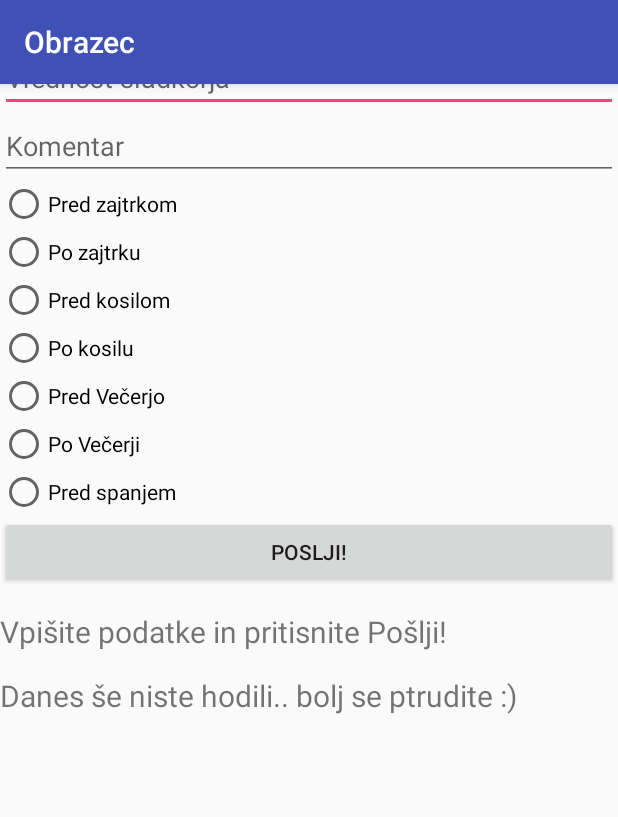
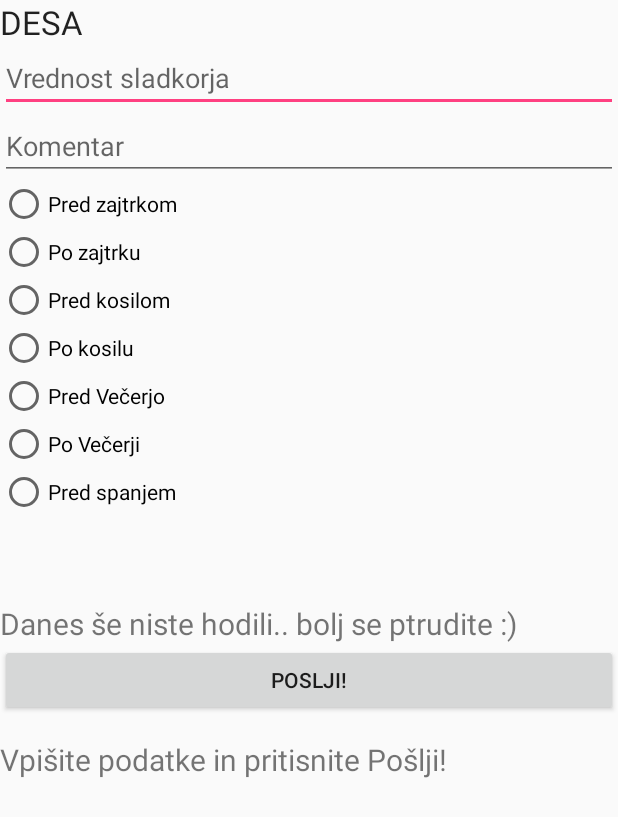
Before and after one commit to VidKumse/EHRSugarLevel, an Android app: the Obrazec screen opened directly, with no data from a screen before it, on a phone screen of 412 x 824 dp. Shown: the top 817 px of the screen. Run offline under Robolectric (Android 15) with nearby library versions, the phone set to English and light mode, and no system bars; our stand-ins replace Volley; 6 statements that could not run were skipped.

Commit message:
Urejena koda

```diff
--- a/app/src/main/java/com/example/vid/ble_test/Obrazec.java
+++ b/app/src/main/java/com/example/vid/ble_test/Obrazec.java
@@ -86,7 +86,7 @@ public class Obrazec extends AppCompatActivity {
 
             if (BLEService.ACTION_DATA_AVAILABLE.equals(action)) {
                 //Izpis prejete meritve iz senzorja. Meritev je potrebno še razbrati
-                textView2.setText(""+intent.getStringExtra(BLEService.EXTRA_DATA));
+                textView2.setText("Temperatura je: "+intent.getStringExtra(BLEService.EXTRA_DATA)+"°C");
             }
         }
     };
@@ -306,7 +306,9 @@ public class Obrazec extends AppCompatActivity {
             if (mStepOffset == 0) {
                 mStepOffset = event.values[0];
             }
-            mTextView.setText("Prehodili ste že "+Float.toString(event.values[0] - mStepOffset)+" korakov. Čestitke!");
+            float steps = event.values[0]-mStepOffset;
+            int stepsINT = Math.round(steps);
+            mTextView.setText("Število prehojenih korakov: "+Integer.toString(stepsINT));
         }
     };
 
--- a/app/src/main/res/layout/activity_obrazec.xml
+++ b/app/src/main/res/layout/activity_obrazec.xml
@@ -7,7 +7,7 @@
     android:fitsSystemWindows="true"
     tools:context="com.example.vid.ble_test.Obrazec">
 
-    <android.support.design.widget.AppBarLayout
+    <!--<android.support.design.widget.AppBarLayout
         android:layout_width="match_parent"
         android:layout_height="wrap_content"
         android:theme="@style/AppTheme.AppBarOverlay">
@@ -19,7 +19,7 @@
             android:background="?attr/colorPrimary"
             app:popupTheme="@style/AppTheme.PopupOverlay" />
 
-    </android.support.design.widget.AppBarLayout>
+    </android.support.design.widget.AppBarLayout>-->
 
     <include layout="@layout/content_obrazec" />
 
--- a/app/src/main/res/layout/content_obrazec.xml
+++ b/app/src/main/res/layout/content_obrazec.xml
@@ -13,7 +13,6 @@
         android:layout_height="fill_parent"
         android:stretchColumns="1"
         >
-
         <TextView
             android:layout_width="wrap_content"
             android:layout_height="wrap_content"
@@ -75,6 +74,18 @@
                 android:text="Pred spanjem"
                 android:onClick="onRadioButtonClicked"/>
         </RadioGroup>
+        <TextView
+            android:id="@+id/textView2"
+            android:text=""
+            android:textSize="20sp"
+            android:layout_marginTop="15dp"
+            />
+        <TextView
+            android:id="@+id/text_step"
+            android:text="Danes še niste hodili.. bolj se ptrudite :)"
+            android:textSize="20sp"
+            android:layout_marginTop="15dp"
+            />
         <Button
             android:layout_width="wrap_content"
             android:layout_height="wrap_content"
@@ -93,18 +104,7 @@
             android:textSize="20sp"
             android:layout_marginTop="15dp" />
 
-        <TextView
-            android:id="@+id/text_step"
-            android:text="Danes še niste hodili.. bolj se ptrudite :)"
-            android:textSize="20sp"
-            android:layout_marginTop="15dp"
-            />
-        <TextView
-            android:id="@+id/textView2"
-            android:text=""
-            android:textSize="20sp"
-            android:layout_marginTop="15dp"
-            />
+
 
     </TableLayout>
 </ScrollView>
```
Also changed, not shown: app/src/main/java/com/example/vid/ble_test/BLEService.java (+5 -2 lines).
